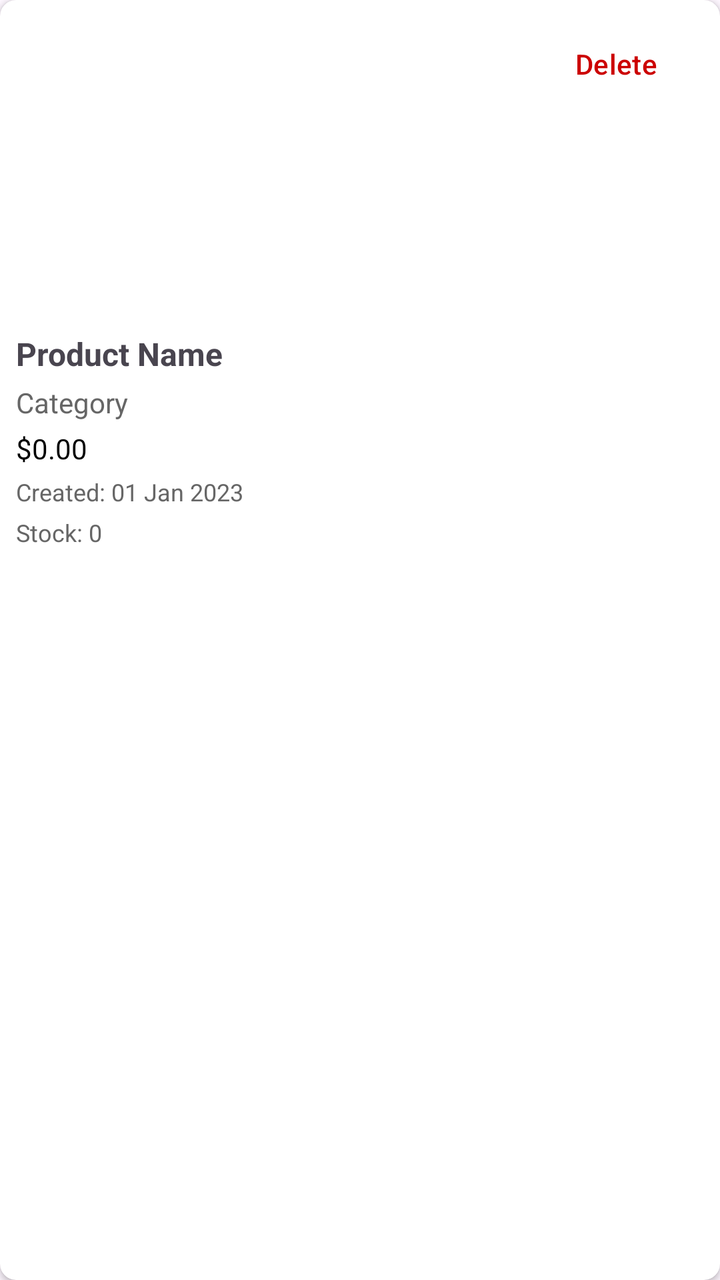
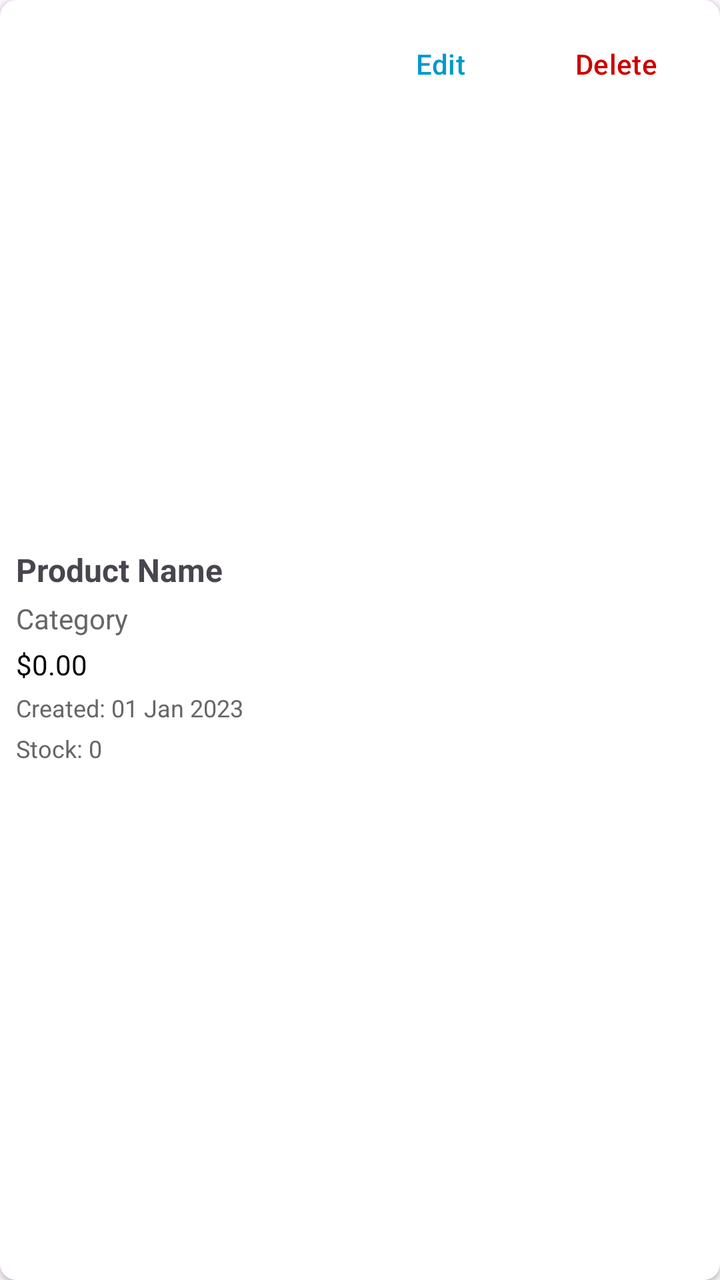

Screens rendered from an Android XML layout before and after an edit, with the pre-edit source and the edit as a unified diff.
<!-- AndroidManifest.xml: application theme Theme.FurnitureStore -->
<!-- res/layout/item_product.xml -->
<?xml version="1.0" encoding="utf-8"?>
<androidx.cardview.widget.CardView
    xmlns:android="http://schemas.android.com/apk/res/android"
    xmlns:card_view="http://schemas.android.com/apk/res-auto"
    android:layout_width="match_parent"
    android:layout_height="wrap_content"
    card_view:cardCornerRadius="8dp"
    android:layout_margin="8dp"
    android:elevation="4dp">

    <RelativeLayout
        android:layout_width="match_parent"
        android:layout_height="wrap_content"
        android:padding="8dp">

        <ImageView
            android:id="@+id/productImage"
            android:layout_width="match_parent"
            android:layout_height="150dp"
            android:scaleType="centerCrop"
            android:contentDescription="Product image" />

        <Button
            android:id="@+id/buttonDelete"
            android:layout_width="wrap_content"
            android:layout_height="wrap_content"
            android:layout_alignParentTop="true"
            android:layout_alignParentEnd="true"
            android:text="Delete"
            android:padding="8dp"
            android:textColor="@android:color/holo_red_dark"
            android:background="?android:attr/selectableItemBackground"
            android:visibility="visible" />

        <TextView
            android:id="@+id/productName"
            android:layout_width="wrap_content"
            android:layout_height="wrap_content"
            android:layout_below="@id/productImage"
            android:text="Product Name"
            android:textSize="16sp"
            android:textStyle="bold"
            android:paddingTop="8dp" />

        <TextView
            android:id="@+id/productCategory"
            android:layout_width="wrap_content"
            android:layout_height="wrap_content"
            android:layout_below="@id/productName"
            android:text="Category"
            android:textSize="14sp"
            android:textColor="#666666"
            android:paddingTop="4dp" />

        <TextView
            android:id="@+id/productPrice"
            android:layout_width="wrap_content"
            android:layout_height="wrap_content"
            android:layout_below="@id/productCategory"
            android:text="$0.00"
            android:textSize="14sp"
            android:textColor="#000000"
            android:paddingTop="4dp" />

        
        <TextView
            android:id="@+id/productCreatedAt"
            android:layout_width="wrap_content"
            android:layout_height="wrap_content"
            android:layout_below="@id/productPrice"
            android:text="Created: 01 Jan 2023"
            android:textSize="12sp"
            android:textColor="#666666"
            android:paddingTop="4dp" />
        <TextView
            android:id="@+id/productQuantity"
            android:layout_width="wrap_content"
            android:layout_height="wrap_content"
            android:layout_below="@id/productCreatedAt"
            android:text="Stock: 0"
            android:textSize="12sp"
            android:textColor="#666666"
            android:paddingTop="4dp" />

    </RelativeLayout>

</androidx.cardview.widget.CardView>
<!-- resources referenced by this layout -->
<resources>
  <style name="Theme.FurnitureStore" parent="Base.Theme.FurnitureStore" />
  <style name="Base.Theme.FurnitureStore" parent="Theme.Material3.DayNight.NoActionBar">
          
          
      </style>
</resources>

<!-- the commit's change to res/layout/item_product.xml (unified diff, before → after) -->
@@ -13,12 +13,43 @@
         android:layout_height="wrap_content"
         android:padding="8dp">
 
+        
         <ImageView
-            android:id="@+id/productImage"
+            android:id="@+id/productImageMain"
             android:layout_width="match_parent"
             android:layout_height="150dp"
             android:scaleType="centerCrop"
-            android:contentDescription="Product image" />
+            android:contentDescription="Main product image" />
+
+        
+        <LinearLayout
+            android:id="@+id/subImagesContainer"
+            android:layout_width="match_parent"
+            android:layout_height="wrap_content"
+            android:layout_below="@id/productImageMain"
+            android:orientation="horizontal"
+            android:layout_marginTop="8dp"
+            android:weightSum="2">
+
+            <ImageView
+                android:id="@+id/productImageSub1"
+                android:layout_width="0dp"
+                android:layout_height="100dp"
+                android:layout_weight="1"
+                android:layout_marginEnd="4dp"
+                android:scaleType="centerCrop"
+                android:contentDescription="Sub image 1" />
+
+            <ImageView
+                android:id="@+id/productImageSub2"
+                android:layout_width="0dp"
+                android:layout_height="100dp"
+                android:layout_weight="1"
+                android:layout_marginStart="4dp"
+                android:scaleType="centerCrop"
+                android:contentDescription="Sub image 2" />
+        </LinearLayout>
+
 
         <Button
             android:id="@+id/buttonDelete"
@@ -32,11 +63,24 @@
             android:background="?android:attr/selectableItemBackground"
             android:visibility="visible" />
 
+        
+        <Button
+            android:id="@+id/buttonEdit"
+            android:layout_width="wrap_content"
+            android:layout_height="wrap_content"
+            android:layout_alignParentTop="true"
+            android:layout_toStartOf="@id/buttonDelete"
+            android:text="Edit"
+            android:padding="8dp"
+            android:textColor="@android:color/holo_blue_dark"
+            android:background="?android:attr/selectableItemBackground"
+            android:visibility="visible" />
+
         <TextView
             android:id="@+id/productName"
             android:layout_width="wrap_content"
             android:layout_height="wrap_content"
-            android:layout_below="@id/productImage"
+            android:layout_below="@id/subImagesContainer"
             android:text="Product Name"
             android:textSize="16sp"
             android:textStyle="bold"
@@ -62,7 +106,6 @@
             android:textColor="#000000"
             android:paddingTop="4dp" />
 
-        
         <TextView
             android:id="@+id/productCreatedAt"
             android:layout_width="wrap_content"
@@ -72,6 +115,7 @@
             android:textSize="12sp"
             android:textColor="#666666"
             android:paddingTop="4dp" />
+
         <TextView
             android:id="@+id/productQuantity"
             android:layout_width="wrap_content"
